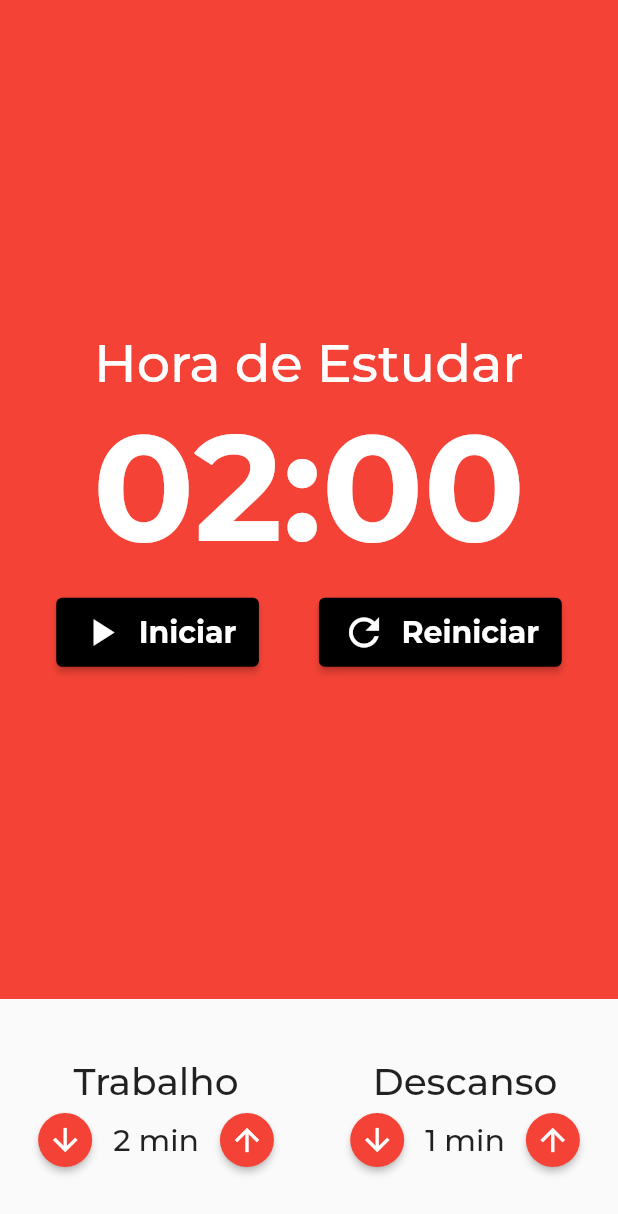
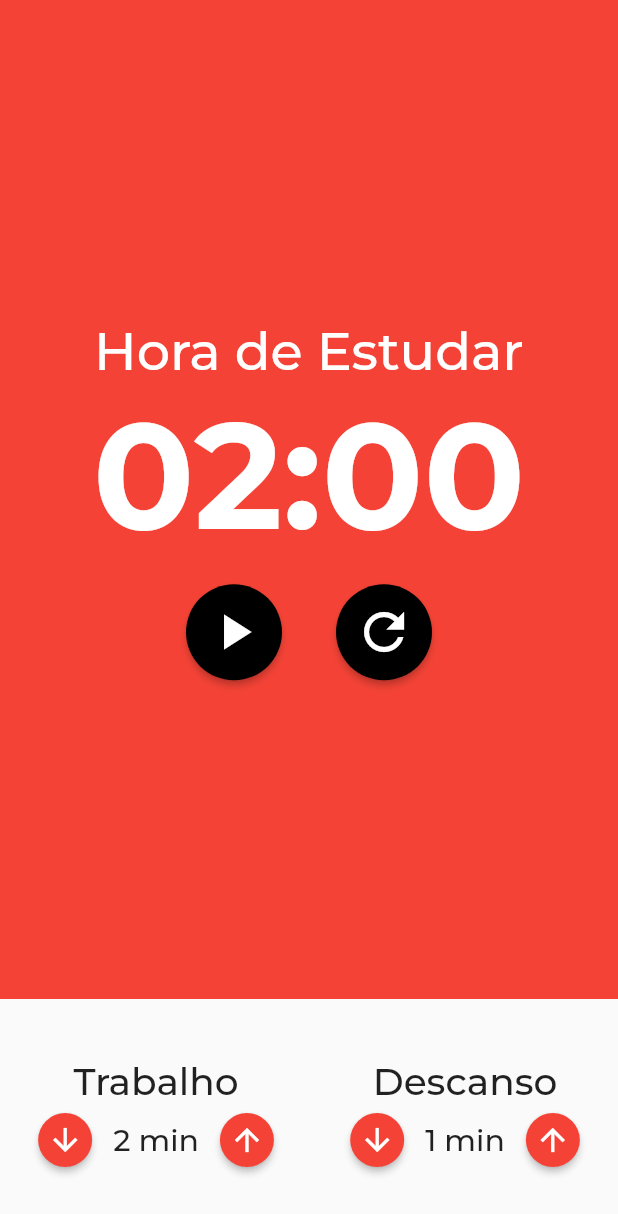
Before and after one commit to Mott4/pomodoro, a Flutter app: the screen it shows after launch, on a phone screen of 412 x 824 dp. Shown: the top 1214 px of the screen. Run offline on Flutter 3.47's test engine with Material 2 defaults, Android fonts, the phone set to English and light mode, and no system bars; our stand-ins replace flutter_mobx, mobx; generated files the repository leaves out were written again.

Commit message:
task: personalização de botões no projeto

```diff
--- a/lib/components/cronometro.dart
+++ b/lib/components/cronometro.dart
@@ -50,7 +50,7 @@ class Cronometro extends StatelessWidget {
                     Padding(
                       padding: const EdgeInsets.only(right: 20),
                       child: CronometroBotao(
-                        texto: 'Iniciar',
+                        texto: '', // iniciar
                         icone: Icons.play_arrow,
                         click: store.iniciar,
                       ),
@@ -59,18 +59,15 @@ class Cronometro extends StatelessWidget {
                     Padding(
                       padding: const EdgeInsets.only(right: 20),
                       child: CronometroBotao(
-                        texto: 'Parar',
+                        texto: '', // Parar
                         icone: Icons.stop,
                         click: store.parar,
                       ),
                     ),
-                  Padding(
-                    padding: const EdgeInsets.only(left: 20),
-                    child: CronometroBotao(
-                      texto: 'Reiniciar',
-                      icone: Icons.refresh,
-                      click: store.reiniciar,
-                    ),
+                  CronometroBotao(
+                    texto: '', // Reiniciar
+                    icone: Icons.refresh,
+                    click: store.reiniciar,
                   ),
                 ],
               ),
--- a/lib/components/cronometro_botao.dart
+++ b/lib/components/cronometro_botao.dart
@@ -18,16 +18,14 @@ class CronometroBotao extends StatelessWidget {
   Widget build(BuildContext context) {
     return ElevatedButton(
       style: ElevatedButton.styleFrom(
+        shape: CircleBorder(),
         backgroundColor: Colors.black,
-        padding: EdgeInsets.symmetric(horizontal: 15, vertical: 8),
+        padding: EdgeInsets.symmetric(horizontal: 20, vertical: 12),
       ),
       onPressed: click,
       child: Row(
         children: [
-          Padding(
-            padding: const EdgeInsets.only(right: 10),
-            child: Icon(icone, size: 30),
-          ),
+          Icon(icone, size: 40),
           Text(
             texto,
             style: TextStyle(fontSize: 20, fontFamily: 'Montserrat', fontWeight: FontWeight.w700),
--- a/lib/store/pomodoro.store.dart
+++ b/lib/store/pomodoro.store.dart
@@ -41,7 +41,7 @@ abstract class _PomodoroStore with Store {
   @action
   void iniciar() {
     iniciado = true;
-    cronometro = Timer.periodic(Duration(seconds: 50), (timer) {
+    cronometro = Timer.periodic(Duration(seconds: 1), (timer) {
       if (minutos == 0 && segundos == 0) {
         _trocarTipoIntervalo();
       } else if (segundos == 0) {
@@ -100,9 +100,7 @@ abstract class _PomodoroStore with Store {
   @action
   void decrementarTempoDescanso() {
     // para impedir de colocar valor negativo no timer. Abaixo:
-    // </>
     if (tempoDescanso > 1) {
-      // </>
       tempoDescanso--;
       if (estaTrabalhando()) {
         reiniciar();
```
